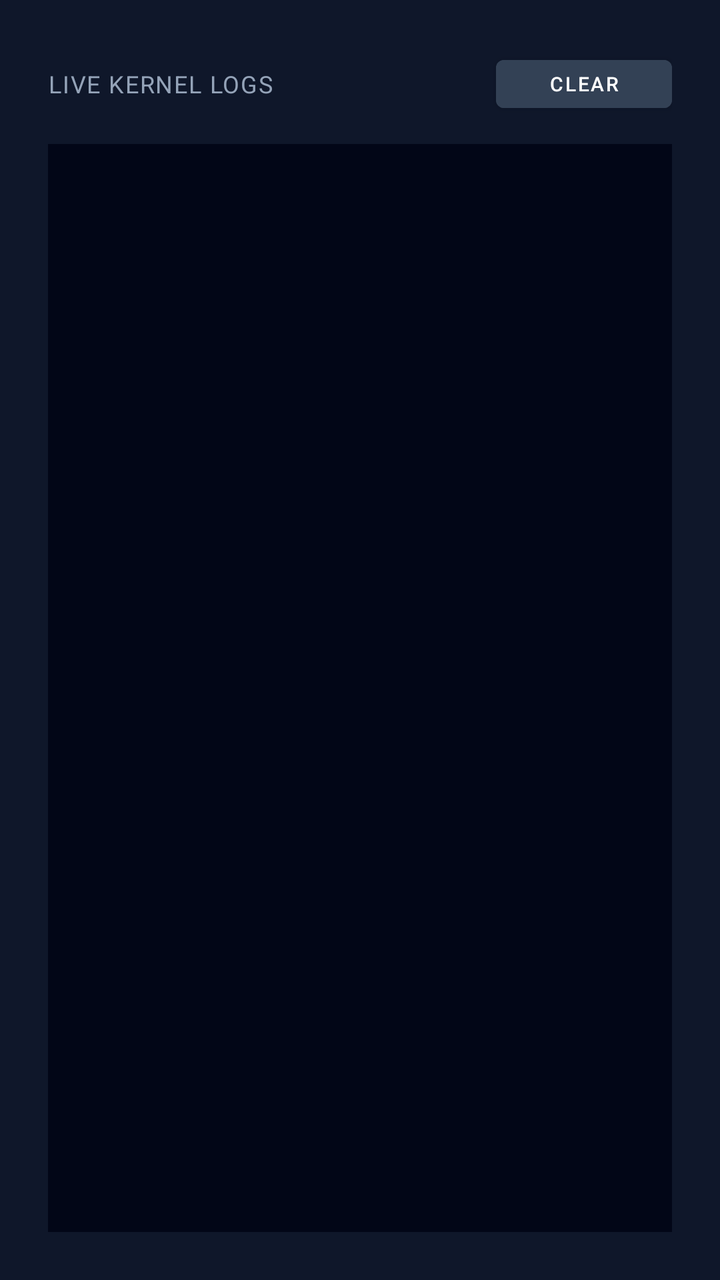
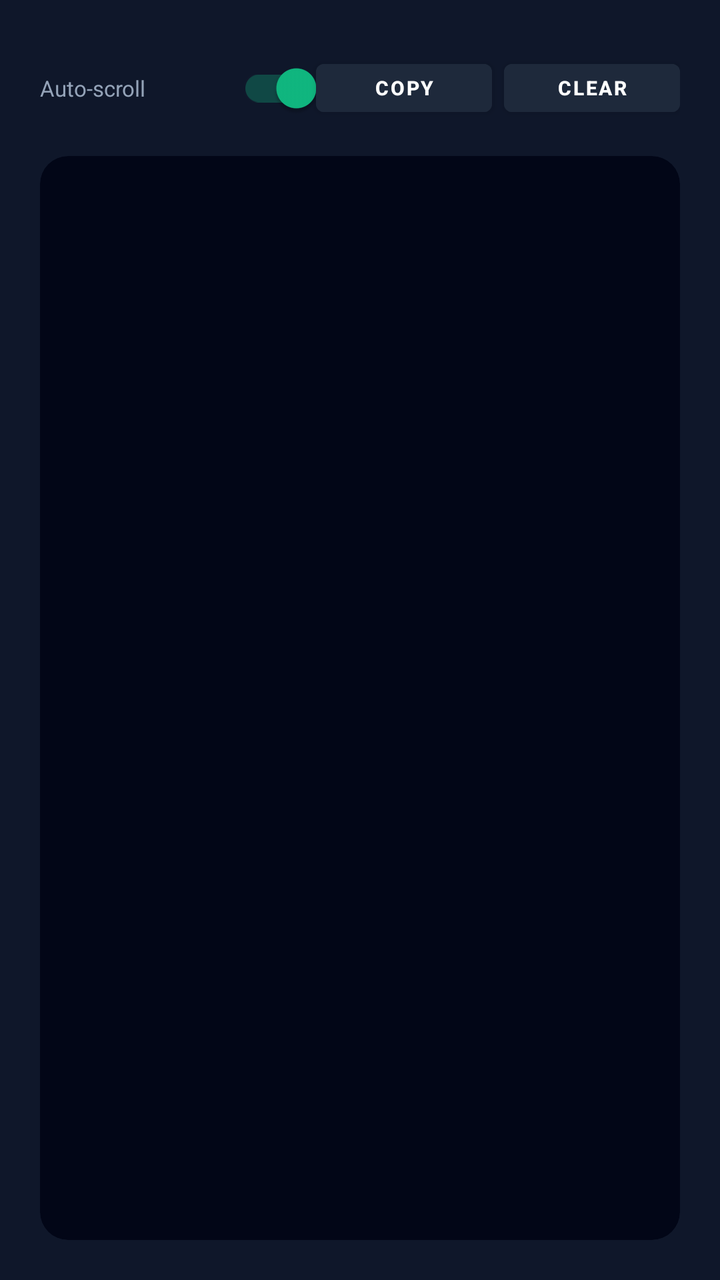

An Android layout rendered at two revisions. The XML below is the earlier revision; the diff shows what the commit changed to produce the second picture.
<!-- AndroidManifest.xml: application theme Theme.NeuralVPN -->
<!-- res/layout/layout_logs.xml -->
<?xml version="1.0" encoding="utf-8"?>
<LinearLayout
    xmlns:android="http://schemas.android.com/apk/res/android"
    android:layout_width="match_parent"
    android:layout_height="match_parent"
    android:orientation="vertical"
    android:padding="24dp">

    <LinearLayout
        android:layout_width="match_parent"
        android:layout_height="wrap_content"
        android:orientation="horizontal"
        android:gravity="center_vertical"
        android:layout_marginBottom="12dp">

        <TextView
            android:layout_width="0dp"
            android:layout_height="wrap_content"
            android:layout_weight="1"
            android:text="LIVE KERNEL LOGS"
            android:textColor="#94A3B8"
            android:textSize="12sp"
            android:letterSpacing="0.05" />

        <Button
            android:id="@+id/btn_clear_logs"
            android:layout_width="wrap_content"
            android:layout_height="36dp"
            android:text="CLEAR"
            android:textSize="10sp"
            android:backgroundTint="#334155" />
    </LinearLayout>

    <ScrollView
        android:id="@+id/sv_logs_scroll"
        android:layout_width="match_parent"
        android:layout_height="match_parent"
        android:background="#020617"
        android:padding="12dp">

        <TextView
            android:id="@+id/tv_logs_console"
            android:layout_width="match_parent"
            android:layout_height="wrap_content"
            android:textColor="#38BDF8"
            android:fontFamily="monospace"
            android:textSize="11sp"
            android:lineSpacingExtra="4dp" />
    </ScrollView>
</LinearLayout>
<!-- resources referenced by this layout -->
<resources>
  <style name="Theme.NeuralVPN" parent="Theme.MaterialComponents.DayNight.NoActionBar">
          <item name="colorPrimary">#6366F1</item>
          <item name="colorPrimaryVariant">#4F46E5</item>
          <item name="colorOnPrimary">#FFFFFF</item>
          <item name="colorSecondary">#10B981</item>
          <item name="colorSecondaryVariant">#059669</item>
          <item name="colorOnSecondary">#FFFFFF</item>
          <item name="android:statusBarColor">#0F172A</item>
          <item name="android:navigationBarColor">#0F172A</item>
          <item name="android:windowBackground">#0F172A</item>
      </style>
</resources>

<!-- the commit's change to res/layout/layout_logs.xml (unified diff, before → after) -->
@@ -1,26 +1,39 @@
 <?xml version="1.0" encoding="utf-8"?>
 <LinearLayout
     xmlns:android="http://schemas.android.com/apk/res/android"
+    xmlns:app="http://schemas.android.com/apk/res-auto"
     android:layout_width="match_parent"
     android:layout_height="match_parent"
     android:orientation="vertical"
-    android:padding="24dp">
+    android:padding="20dp">
 
+    
     <LinearLayout
         android:layout_width="match_parent"
         android:layout_height="wrap_content"
         android:orientation="horizontal"
         android:gravity="center_vertical"
-        android:layout_marginBottom="12dp">
+        android:layout_marginBottom="10dp">
 
-        <TextView
+        <androidx.appcompat.widget.SwitchCompat
+            android:id="@+id/switch_autoscroll"
             android:layout_width="0dp"
             android:layout_height="wrap_content"
             android:layout_weight="1"
-            android:text="LIVE KERNEL LOGS"
+            android:text="Auto-scroll"
             android:textColor="#94A3B8"
-            android:textSize="12sp"
-            android:letterSpacing="0.05" />
+            android:textSize="11sp"
+            android:checked="true" />
+
+        <Button
+            android:id="@+id/btn_copy_logs"
+            android:layout_width="wrap_content"
+            android:layout_height="36dp"
+            android:text="COPY"
+            android:textSize="10sp"
+            android:textStyle="bold"
+            android:backgroundTint="#1E293B"
+            android:layout_marginEnd="6dp" />
 
         <Button
             android:id="@+id/btn_clear_logs"
@@ -28,23 +41,32 @@
             android:layout_height="36dp"
             android:text="CLEAR"
             android:textSize="10sp"
-            android:backgroundTint="#334155" />
+            android:textStyle="bold"
+            android:backgroundTint="#1E293B" />
     </LinearLayout>
 
-    <ScrollView
-        android:id="@+id/sv_logs_scroll"
+    
+    <androidx.cardview.widget.CardView
         android:layout_width="match_parent"
         android:layout_height="match_parent"
-        android:background="#020617"
-        android:padding="12dp">
+        app:cardBackgroundColor="#020617"
+        app:cardCornerRadius="14dp"
+        app:cardElevation="0dp">
 
-        <TextView
-            android:id="@+id/tv_logs_console"
+        <ScrollView
+            android:id="@+id/sv_logs_scroll"
             android:layout_width="match_parent"
-            android:layout_height="wrap_content"
-            android:textColor="#38BDF8"
-            android:fontFamily="monospace"
-            android:textSize="11sp"
-            android:lineSpacingExtra="4dp" />
-    </ScrollView>
+            android:layout_height="match_parent"
+            android:padding="12dp">
+
+            <TextView
+                android:id="@+id/tv_logs_console"
+                android:layout_width="match_parent"
+                android:layout_height="wrap_content"
+                android:textColor="#38BDF8"
+                android:fontFamily="monospace"
+                android:textSize="11sp"
+                android:lineSpacingExtra="3dp" />
+        </ScrollView>
+    </androidx.cardview.widget.CardView>
 </LinearLayout>
